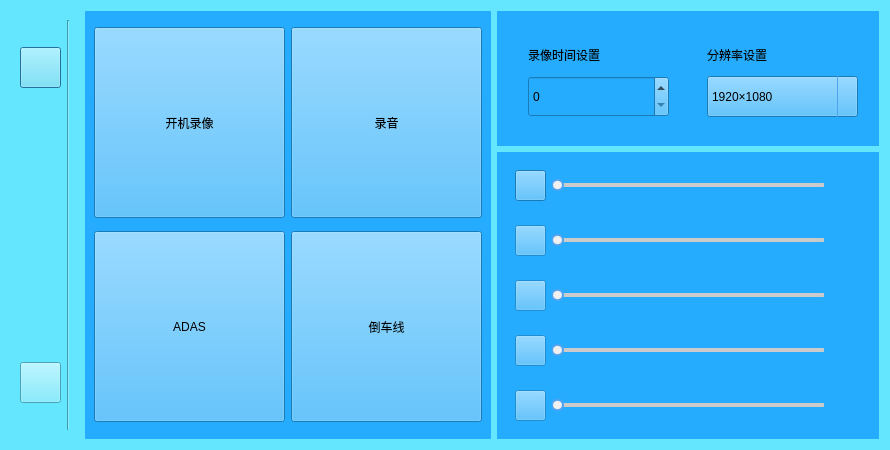
Before: the Qt Designer form setfirst.ui in jjzhang166/DvrUI, drawn with Qt 5.
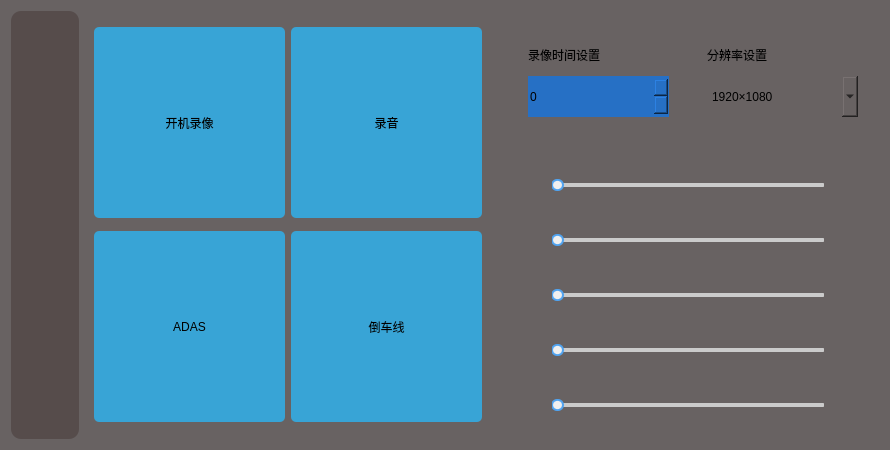
After: the same form once the commit is applied. Icons and pictures are not drawn.

Diff of the .ui file:
```diff
--- a/setfirst.ui
+++ b/setfirst.ui
@@ -14,12 +14,17 @@
    <string>Dialog</string>
   </property>
   <property name="styleSheet">
-   <string notr="true">background-color:rgb(101, 230, 255)
+   <string notr="true">background-color:rgb(104, 98, 98);
+border-radius:30px;
 </string>
   </property>
   <layout class="QGridLayout" name="gridLayout_10">
    <item row="0" column="0" rowspan="2">
     <widget class="QWidget" name="widget_4" native="true">
+     <property name="styleSheet">
+      <string notr="true">background-color:#564c4b;
+border-radius:10px;</string>
+     </property>
      <layout class="QGridLayout" name="gridLayout">
       <item row="0" column="0">
        <layout class="QHBoxLayout" name="horizontalLayout_4">
@@ -125,7 +130,7 @@
    <item row="0" column="1" rowspan="2">
     <widget class="QWidget" name="widget" native="true">
      <property name="styleSheet">
-      <string notr="true">background-color:rgb(37, 172, 255)</string>
+      <string notr="true"/>
      </property>
      <layout class="QGridLayout" name="gridLayout_2">
       <item row="1" column="0">
@@ -142,6 +147,11 @@
           <height>191</height>
          </size>
         </property>
+        <property name="styleSheet">
+         <string notr="true">background-color:#38a4d6;
+font: 12pt &quot;宋体&quot;;
+border-radius:5px;</string>
+        </property>
         <property name="text">
          <string>ADAS</string>
         </property>
@@ -161,6 +171,11 @@
           <height>191</height>
          </size>
         </property>
+        <property name="styleSheet">
+         <string notr="true">background-color:#38a4d6;
+font: 75 12pt &quot;Aharoni&quot;;
+border-radius:5px;</string>
+        </property>
         <property name="text">
          <string>录音</string>
         </property>
@@ -180,6 +195,11 @@
           <height>191</height>
          </size>
         </property>
+        <property name="styleSheet">
+         <string notr="true">background-color:#38a4d6;
+font: 12pt &quot;宋体&quot;;
+border-radius:5px;</string>
+        </property>
         <property name="text">
          <string>开机录像</string>
         </property>
@@ -199,6 +219,11 @@
           <height>191</height>
          </size>
         </property>
+        <property name="styleSheet">
+         <string notr="true">background-color:#38a4d6;
+font: 75 12pt &quot;Aharoni&quot;;
+border-radius:5px;</string>
+        </property>
         <property name="text">
          <string>倒车线</string>
         </property>
@@ -210,7 +235,8 @@
    <item row="0" column="2">
     <widget class="QWidget" name="widget_2" native="true">
      <property name="styleSheet">
-      <string notr="true">background-color:rgb(37, 172, 255)
+      <string notr="true">background-color:QColor(81,78,72);
+border-radius:10px;
 </string>
      </property>
      <layout class="QGridLayout" name="gridLayout_3">
@@ -233,6 +259,10 @@
             <height>31</height>
            </size>
           </property>
+          <property name="styleSheet">
+           <string notr="true">
+font: 75 11pt &quot;Aharoni&quot;;</string>
+          </property>
           <property name="text">
            <string>录像时间设置</string>
           </property>
@@ -252,6 +282,12 @@
             <height>41</height>
            </size>
           </property>
+          <property name="styleSheet">
+           <string notr="true">background-color:rgb(38, 112, 197);
+border-radius:0px;
+
+</string>
+          </property>
          </widget>
         </item>
        </layout>
@@ -275,6 +311,11 @@
             <height>31</height>
            </size>
           </property>
+          <property name="styleSheet">
+           <string notr="true">font: 75 11pt &quot;Aharoni&quot;;
+
+</string>
+          </property>
           <property name="text">
            <string>分辨率设置</string>
           </property>
@@ -295,7 +336,10 @@
            </size>
           </property>
           <property name="styleSheet">
-           <string notr="true">QComboBox::drop-down,QDateEdit::drop-down {
+           <string notr="true">background-color:rgb(38, 112, 197);
+border-radius:0px;
+
+QComboBox::drop-down,QDateEdit::drop-down {
 	subcontrol-origin: padding;
 	subcontrol-position: top right;
 	width: 15px; 
@@ -330,7 +374,8 @@
    <item row="1" column="2">
     <widget class="QWidget" name="widget_3" native="true">
      <property name="styleSheet">
-      <string notr="true">background-color:rgb(37, 172, 255)</string>
+      <string notr="true">background-color:QColor(81,78,72);
+border-radius:10px;</string>
      </property>
      <layout class="QGridLayout" name="gridLayout_9">
       <item row="0" column="0">
@@ -626,6 +671,9 @@
              <height>31</height>
             </size>
            </property>
+           <property name="styleSheet">
+            <string notr="true">image: url(:/icon/ExposureCompensation.png);</string>
+           </property>
            <property name="text">
             <string/>
            </property>
@@ -712,6 +760,9 @@
              <height>31</height>
             </size>
            </property>
+           <property name="styleSheet">
+            <string notr="true">image: url(:/icon/whiteBalance.png);</string>
+           </property>
            <property name="text">
             <string/>
            </property>
```
